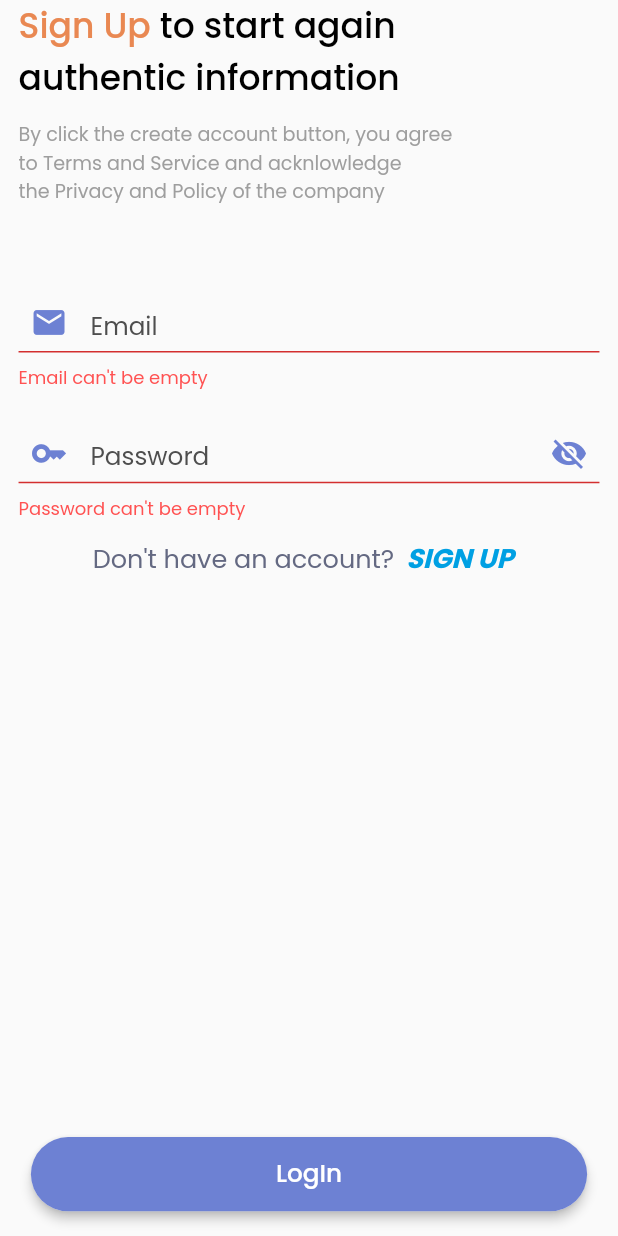
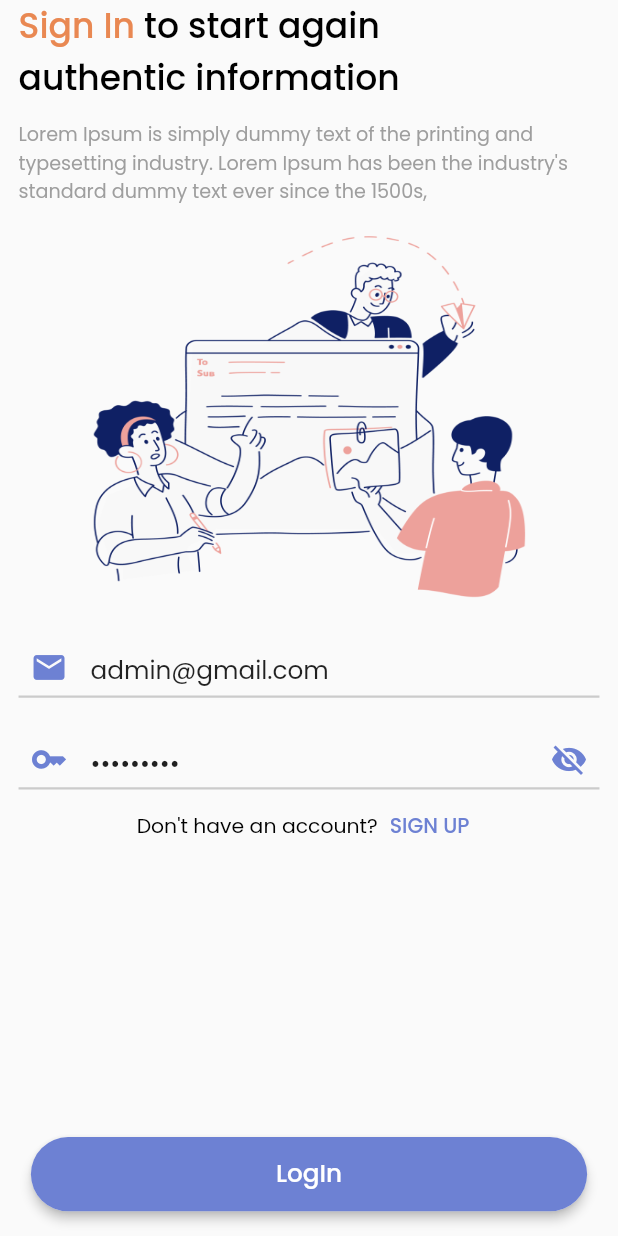
Before and after one commit to sweta-feeltech/General-Expense-App, a Flutter app: the LogInScreen screen opened by its route, after a tap on "LogIn", on a phone screen of 412 x 824 dp. Run offline on Flutter 3.47's test engine with Material 2 defaults, Android fonts, the phone set to English and light mode, and no system bars; our stand-ins replace accordion, cloud_firestore, date_time_picker, file_picker, flutter_svg, google_sign_in and 4 more; accounts and stored records are empty; project files that could hold a hidden picture were left out.

Commit message:
11-05-2023 : Login Screen

```diff
--- a/lib/pages/LoginRegistrationScreens/login_screen.dart
+++ b/lib/pages/LoginRegistrationScreens/login_screen.dart
@@ -26,6 +26,17 @@ class _LogInScreenState extends State<LogInScreen> {
     double main_Width = MediaQuery.of(context).size.width;
     double main_Height = MediaQuery.of(context).size.height;
 
+    return mainLoginForm();
+
+
+  }
+
+
+
+  Widget mainLoginForm(){
+    double main_Width = MediaQuery.of(context).size.width;
+    double main_Height = MediaQuery.of(context).size.height;
+
     return Scaffold(
       bottomSheet: Container(
         height: main_Height * 0.1,
@@ -47,14 +58,14 @@ class _LogInScreenState extends State<LogInScreen> {
                 ),
                 onPressed: () {
                   FocusManager.instance.primaryFocus?.unfocus();
-                  if (_formkey.currentState!.validate()) {
-                    _formkey.currentState!.save();
+                  if (validateAndSave()) {
 
-                    // loginBloc
-                    //     .add(PostLoginDataEvent(email!, password!));
+                    // print(
+                    // " details $firstName, $lastName, $email, $password, $confirmPassword");
+                    // Navigator.of(context).push(MaterialPageRoute(builder: (context)=>BottomBarScreen()));
+
                   }
-                  // Navigator.of(context).push
-                  //   (MaterialPageRoute(builder: (context)=>Dashboard()));
+
                 },
                 child: Text(
                   "LogIn",
@@ -71,6 +82,7 @@ class _LogInScreenState extends State<LogInScreen> {
       body: SafeArea(
         child: SingleChildScrollView(
           child: Column(
+            crossAxisAlignment: CrossAxisAlignment.start,
             children: [
               Container(
                 child: Column(
@@ -84,7 +96,7 @@ class _LogInScreenState extends State<LogInScreen> {
                         // crossAxisAlignment: CrossAxisAlignment.start,
                         children: [
                           Text(
-                            "Sign Up",
+                            "Sign In",
                             maxLines: 2,
                             style: TextStyle(
                                 fontSize: main_Height * 0.028,
@@ -131,12 +143,8 @@ class _LogInScreenState extends State<LogInScreen> {
                 padding: EdgeInsets.symmetric(
                   horizontal: main_Width * 0.03,
                 ),
-                child: Row(
-                  mainAxisAlignment: MainAxisAlignment.start,
-                  // crossAxisAlignment: CrossAxisAlignment.start,
-                  children: [
-                    Text(
-                        "By click the create account button, you agree \nto Terms and Service and acknlowledge \nthe Privacy and Policy of the company",
+                child: Text(
+                            "Lorem Ipsum is simply dummy text of the printing and typesetting industry. Lorem Ipsum has been the industry's standard dummy text ever since the 1500s,",
                     textAlign: TextAlign.left,
                     maxLines: 3,
                     overflow: TextOverflow.ellipsis,
@@ -145,11 +153,24 @@ class _LogInScreenState extends State<LogInScreen> {
                       fontSize: main_Height * 0.0155,
                       color: Colors.grey,
                     )),
-                  ],
+              ),
+              SizedBox(
+                height: main_Height * 0.02,
+              ),
+              Center(
+                child: Container(
+                  width: main_Width * 0.75,
+                  height: main_Height * 0.30,
+                  decoration: BoxDecoration(
+                      image: DecorationImage(
+                          image: AssetImage("assets/images/cover.png",),
+                          fit: BoxFit.fill
+                      )
+                  ),
                 ),
               ),
               SizedBox(
-                height: 50,
+                height: main_Height * 0.02,
               ),
               Padding(
                 padding:  EdgeInsets.symmetric(horizontal: main_Width * 0.03,),
@@ -165,6 +186,7 @@ class _LogInScreenState extends State<LogInScreen> {
                             },
                             Icons.mail,
                             TextInputAction.next,
+                            initalTxt: "admin@gmail.com",
                             validatingFunc: (value) {
                               RegExp regex = RegExp(EmailRegex);
                               if (value == null || value.isEmpty) {
@@ -176,9 +198,11 @@ class _LogInScreenState extends State<LogInScreen> {
                             },
                             context: context
                         ),
+
                         SizedBox(
                           height: main_Height * 0.016,
                         ),
+
                         TextFormField(
                             obscureText: visiblePassowrd,
                             onSaved: (onSavedVal) {
@@ -187,6 +211,7 @@ class _LogInScreenState extends State<LogInScreen> {
                             onChanged: (value) {
                               password = value;
                             },
+                            initialValue: "Admin@123",
                             validator: (value) {
                               RegExp regex = RegExp(PassWordRegex);
                               if (value == null || value.isEmpty) {
@@ -242,8 +267,6 @@ class _LogInScreenState extends State<LogInScreen> {
                             ),
                             textInputAction: TextInputAction.next),
 
-
-
                         Container(
                           child: Row(
                             mainAxisAlignment: MainAxisAlignment.center,
@@ -251,7 +274,8 @@ class _LogInScreenState extends State<LogInScreen> {
                               Text(
                                 "Don't have an account?",
                                 style: TextStyle(
-                                    fontSize: 17, color: Color(0xFF646982)),
+                                  fontSize: main_Height * 0.0165,
+                                  color: Colors.black,),
                                 textAlign: TextAlign.center,
                               ),
                               TextButton(
@@ -262,17 +286,16 @@ class _LogInScreenState extends State<LogInScreen> {
                                 child: Text(
                                   "SIGN UP",
                                   style: TextStyle(
-                                    fontSize: 18,
-                                    // color: Color(0xFFFF7622),
-                                    color: Color.fromARGB(255, 0, 160, 227),
-                                    fontWeight: FontWeight.bold,
-                                    fontStyle: FontStyle.italic,
+                                    fontSize: main_Height * 0.0165,
+                                    color: primaryPurple,
+                                    fontWeight: FontWeight.w500,
                                   ),
                                 ),
                               ),
                             ],
                           ),
                         ),
+
                       ],
                     )),
               ),
@@ -282,6 +305,8 @@ class _LogInScreenState extends State<LogInScreen> {
       ),
     );
   }
+
+
 
   bool validateAndSave() {
     final form = _formkey.currentState;
```
Lines whose indentation alone changed are shown as unchanged.
